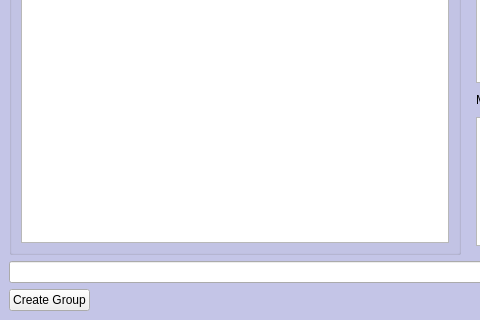
Qt form chatScreen.ui (elroydsouza/MessagingApp-SDI) before a commit; both pictures show x 0 to 480 and y 180 to 500 of the 750 by 500 pixel window.
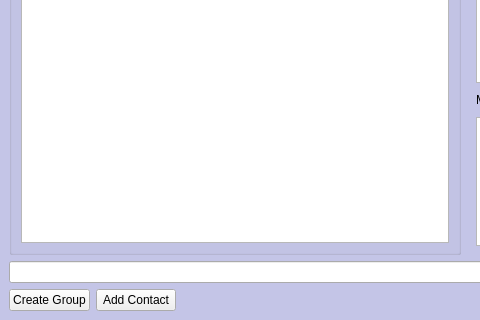
The same form after that commit.

Commit message: created contacts pane

Diff of the .ui file:
```diff
--- a/chatScreen.ui
+++ b/chatScreen.ui
@@ -257,6 +257,13 @@
         </property>
        </widget>
       </item>
+      <item>
+       <widget class="QPushButton" name="buttonAddContact">
+        <property name="text">
+         <string>Add Contact</string>
+        </property>
+       </widget>
+      </item>
       <item>
        <spacer name="horizontalSpacer">
         <property name="orientation">
```
Left out of the diff: 2 changed lines with no effect on the pictures. The commit also changes 8 other files.
